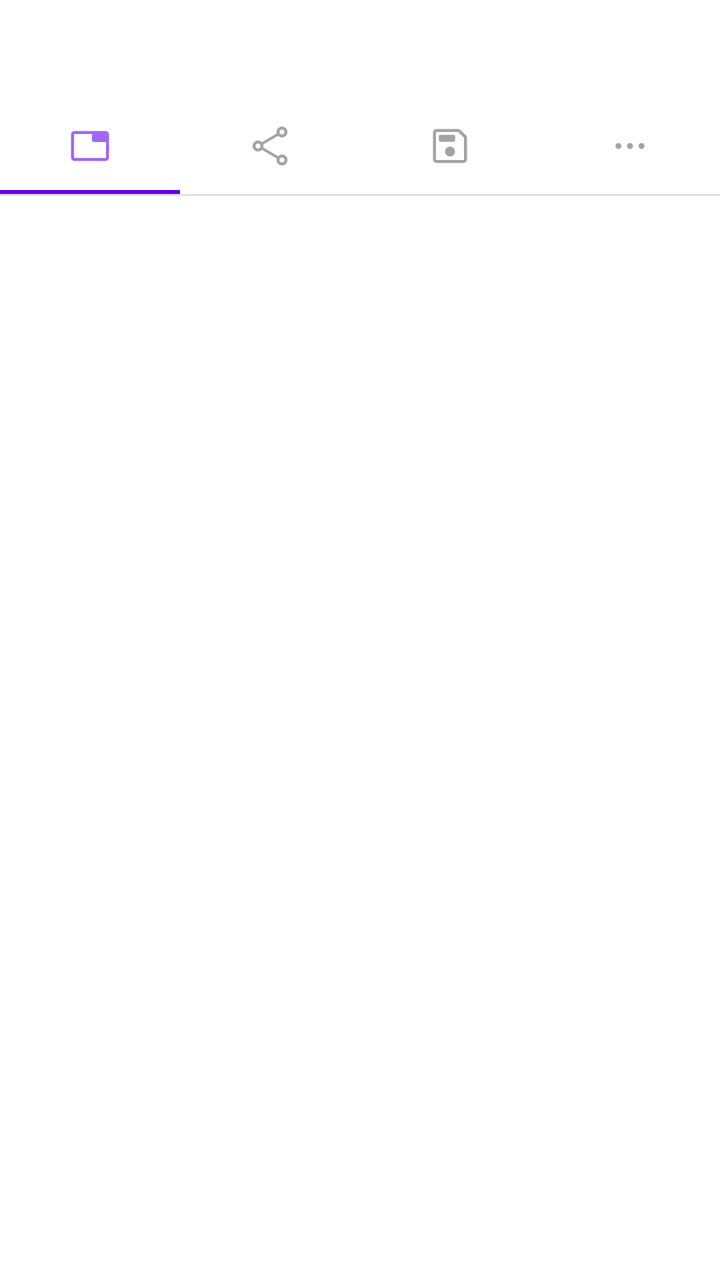
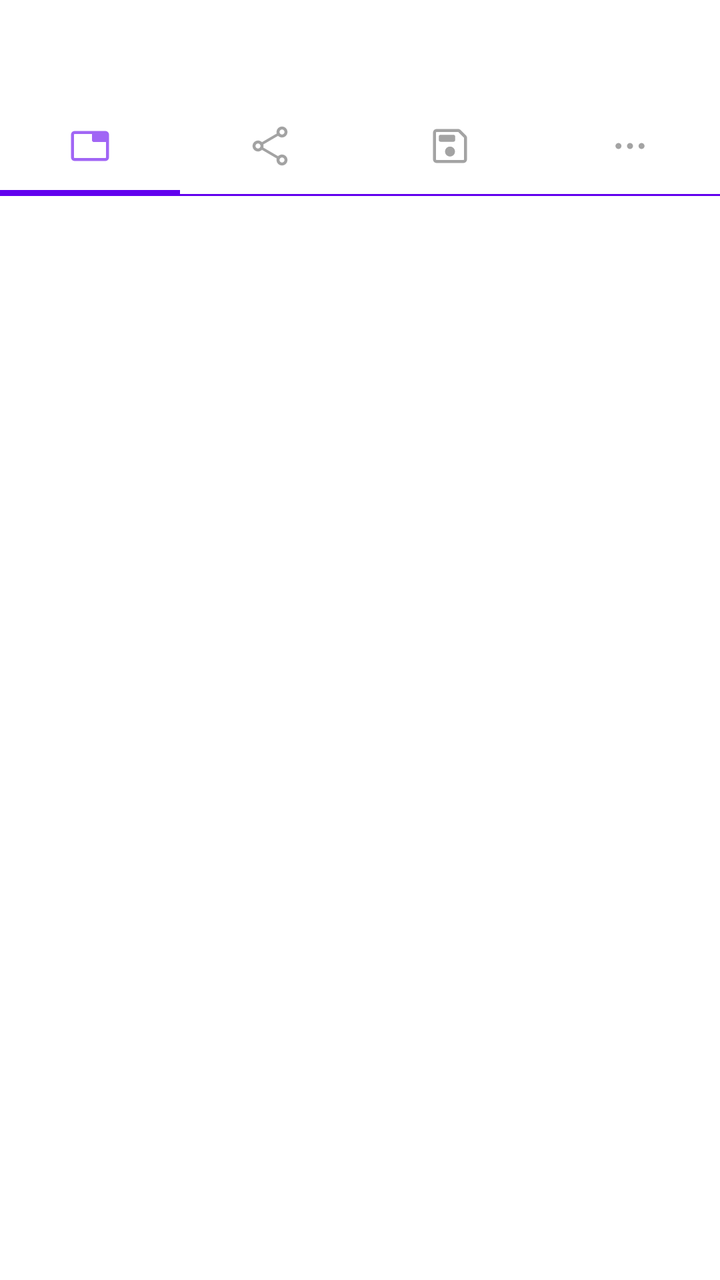

Before-and-after screenshots of an Android layout around one commit, followed by the original layout XML and the change that was made.
<!-- AndroidManifest.xml: fallback theme Theme.MaterialComponents.DayNight.NoActionBar -->
<!-- res/layout/dialog_menu_overflow.xml -->
<?xml version="1.0" encoding="utf-8"?>
<LinearLayout xmlns:android="http://schemas.android.com/apk/res/android"
    xmlns:app="http://schemas.android.com/apk/res-auto"
    xmlns:tools="http://schemas.android.com/tools"
    android:layout_width="match_parent"
    android:layout_height="wrap_content"
    android:orientation="vertical"
    tools:ignore="ContentDescription">

    <RelativeLayout
        style="@style/Widget.Material3.CardView.Filled"
        android:id="@+id/albumCardView"
        android:layout_width="match_parent"
        android:layout_height="wrap_content"
        android:background="?attr/colorSecondaryContainer"
        android:paddingStart="15dp"
        android:paddingEnd="15dp"
        android:paddingTop="15dp" >

        <RelativeLayout
            android:layout_width="wrap_content"
            android:layout_height="wrap_content">

            <com.google.android.material.card.MaterialCardView
                android:id="@+id/cardView"
                style="@style/Widget.Material3.CardView.Filled"
                android:layout_width="25dp"
                android:layout_height="25dp"
                android:layout_alignParentStart="true"
                android:layout_centerInParent="true"
                android:layout_marginStart="10dp"
                android:backgroundTint="@android:color/transparent"
                app:cardCornerRadius="3dp">

                <ImageView
                    android:id="@+id/menu_icon"
                    android:layout_width="25dp"
                    android:layout_height="25dp"
                    android:scaleType="fitCenter"
                    tools:ignore="ContentDescription" />

            </com.google.android.material.card.MaterialCardView>

            <LinearLayout
                android:layout_width="match_parent"
                android:layout_height="wrap_content"
                android:id="@+id/textGroup"
                android:orientation="vertical"
                android:gravity="center_vertical"
                android:layout_marginBottom="10dp"
                android:layout_marginTop="10dp"
                android:layout_marginStart="15dp"
                android:layout_marginEnd="10dp"
                android:layout_alignParentEnd="true"
                android:layout_toEndOf="@id/cardView">

                <TextView
                    android:id="@+id/overflowTitle"
                    android:layout_width="match_parent"
                    android:layout_height="wrap_content"
                    android:layout_marginBottom="2dp"
                    android:ellipsize="end"
                    android:includeFontPadding="false"
                    android:maxLines="1"
                    android:textAppearance="?attr/textAppearanceBodyLarge"
                    android:textStyle="bold"/>

                <TextView
                    android:id="@+id/overflowURL"
                    android:layout_width="match_parent"
                    android:layout_height="wrap_content"
                    android:ellipsize="end"
                    android:includeFontPadding="false"
                    android:maxLines="1"
                    android:textAppearance="?attr/textAppearanceBodySmall"/>

            </LinearLayout>

        </RelativeLayout>

    </RelativeLayout>

    <com.google.android.material.tabs.TabLayout
        android:id="@+id/tabLayout"
        android:layout_width="match_parent"
        android:layout_height="wrap_content"
        android:background="?attr/colorSecondaryContainer"
        app:tabMode="fixed"
        app:tabBackground="?attr/colorSecondaryContainer">

        <com.google.android.material.tabs.TabItem
            android:layout_width="wrap_content"
            android:layout_height="wrap_content"
            android:icon="@drawable/icon_tab"
            />

        <com.google.android.material.tabs.TabItem
            android:layout_width="wrap_content"
            android:layout_height="wrap_content"
            android:icon="@drawable/icon_menu_share" />

        <com.google.android.material.tabs.TabItem
            android:layout_width="wrap_content"
            android:layout_height="wrap_content"
            android:icon="@drawable/icon_menu_save" />

        <com.google.android.material.tabs.TabItem
            android:layout_width="wrap_content"
            android:layout_height="wrap_content"
            android:icon="@drawable/icon_dots" />

    </com.google.android.material.tabs.TabLayout>

    <com.google.android.material.divider.MaterialDivider
        android:layout_width="match_parent"
        android:layout_height="wrap_content"/>

    <RelativeLayout
        android:layout_width="wrap_content"
        android:layout_height="wrap_content"
        android:layout_marginBottom="10dp"
        android:layout_marginTop="10dp">

        <GridView
            android:id="@+id/overflow_tab"
            android:layout_width="match_parent"
            android:layout_height="wrap_content"
            android:numColumns="1" />

        <GridView
            android:id="@+id/overflow_share"
            android:layout_width="match_parent"
            android:layout_height="wrap_content"
            android:numColumns="1" />

        <GridView
            android:id="@+id/overflow_save"
            android:layout_width="match_parent"
            android:layout_height="wrap_content"
            android:numColumns="1" />

        <GridView
            android:id="@+id/overflow_other"
            android:layout_width="match_parent"
            android:layout_height="wrap_content"
            android:numColumns="1" />

    </RelativeLayout>

</LinearLayout>
<!-- resources referenced by this layout -->
<resources>
  <!-- drawable icon_dots (drawable) -->
  <vector xmlns:android="http://schemas.android.com/apk/res/android"
      android:width="24dp"
      android:height="24dp"
      android:viewportWidth="960"
      android:viewportHeight="960"
      android:tint="?attr/colorControlNormal">
    <path
        android:fillColor="?android:attr/textColorSecondary"
        android:pathData="M249.23,540Q224.48,540 206.86,522.37Q189.23,504.75 189.23,480Q189.23,455.25 206.86,437.63Q224.48,420 249.23,420Q273.98,420 291.61,437.63Q309.23,455.25 309.23,480Q309.23,504.75 291.61,522.37Q273.98,540 249.23,540ZM480,540Q455.25,540 437.63,522.37Q420,504.75 420,480Q420,455.25 437.63,437.63Q455.25,420 480,420Q504.75,420 522.37,437.63Q540,455.25 540,480Q540,504.75 522.37,522.37Q504.75,540 480,540ZM710.77,540Q686.02,540 668.4,522.37Q650.77,504.75 650.77,480Q650.77,455.25 668.4,437.63Q686.02,420 710.77,420Q735.52,420 753.14,437.63Q770.77,455.25 770.77,480Q770.77,504.75 753.14,522.37Q735.52,540 710.77,540Z"/>
  </vector>
  <!-- drawable icon_menu_save (drawable) -->
  <vector xmlns:android="http://schemas.android.com/apk/res/android"
      android:width="24dp"
      android:height="24dp"
      android:viewportWidth="960"
      android:viewportHeight="960"
      android:tint="?attr/colorControlNormal">
    <path
        android:fillColor="?android:attr/textColorSecondary"
        android:pathData="M212.31,820Q182,820 161,799Q140,778 140,747.69L140,212.31Q140,182 161,161Q182,140 212.31,140L641.61,140Q656.08,140 669.42,145.62Q682.77,151.23 692.61,161.08L798.92,267.39Q808.77,277.23 814.38,290.58Q820,303.92 820,318.39L820,747.69Q820,778 799,799Q778,820 747.69,820L212.31,820ZM760,314L646,200L212.31,200Q206.92,200 203.46,203.46Q200,206.92 200,212.31L200,747.69Q200,753.08 203.46,756.54Q206.92,760 212.31,760L747.69,760Q753.08,760 756.54,756.54Q760,753.08 760,747.69L760,314ZM480,690.77Q521.54,690.77 550.77,661.54Q580,632.31 580,590.77Q580,549.23 550.77,520Q521.54,490.77 480,490.77Q438.46,490.77 409.23,520Q380,549.23 380,590.77Q380,632.31 409.23,661.54Q438.46,690.77 480,690.77ZM291.54,395.38L547.69,395.38Q563.15,395.38 573.5,385.04Q583.84,374.69 583.84,359.23L583.84,291.54Q583.84,276.08 573.5,265.73Q563.15,255.39 547.69,255.39L291.54,255.39Q276.08,255.39 265.73,265.73Q255.39,276.08 255.39,291.54L255.39,359.23Q255.39,374.69 265.73,385.04Q276.08,395.38 291.54,395.38ZM200,314L200,747.69Q200,753.08 200,756.54Q200,760 200,760L200,760Q200,760 200,756.54Q200,753.08 200,747.69L200,212.31Q200,206.92 200,203.46Q200,200 200,200L200,200L200,314Z"/>
  </vector>
  <!-- drawable icon_menu_share: vector/xml drawable (drawable, 2133 chars, omitted) -->
  <!-- drawable icon_tab (drawable) -->
  <vector xmlns:android="http://schemas.android.com/apk/res/android"
      android:width="24dp"
      android:height="24dp"
      android:viewportWidth="960"
      android:viewportHeight="960"
      android:tint="?attr/colorControlNormal">
    <path
        android:fillColor="?android:attr/textColorSecondary"
        android:pathData="M172.31,720L787.69,720Q792.31,720 796.15,716.15Q800,712.31 800,707.69L800,400L556.15,400Q540.69,400 530.35,389.65Q520,379.31 520,363.85L520,240L172.31,240Q167.69,240 163.85,243.85Q160,247.69 160,252.31L160,707.69Q160,712.31 163.85,716.15Q167.69,720 172.31,720ZM172.31,780Q142,780 121,759Q100,738 100,707.69L100,252.31Q100,222 121,201Q142,180 172.31,180L787.69,180Q818,180 839,201Q860,222 860,252.31L860,707.69Q860,738 839,759Q818,780 787.69,780L172.31,780ZM160,720Q160,720 160,716.15Q160,712.31 160,707.69L160,252.31Q160,247.69 160,243.85Q160,240 160,240L160,240Q160,240 160,243.85Q160,247.69 160,252.31L160,707.69Q160,712.31 160,716.15Q160,720 160,720L160,720Z"/>
  </vector>
</resources>

<!-- the commit's change to res/layout/dialog_menu_overflow.xml (unified diff, before → after) -->
@@ -113,7 +113,8 @@
 
     <com.google.android.material.divider.MaterialDivider
         android:layout_width="match_parent"
-        android:layout_height="wrap_content"/>
+        android:layout_height="wrap_content"
+        app:dividerColor="?attr/colorPrimary"/>
 
     <RelativeLayout
         android:layout_width="wrap_content"
